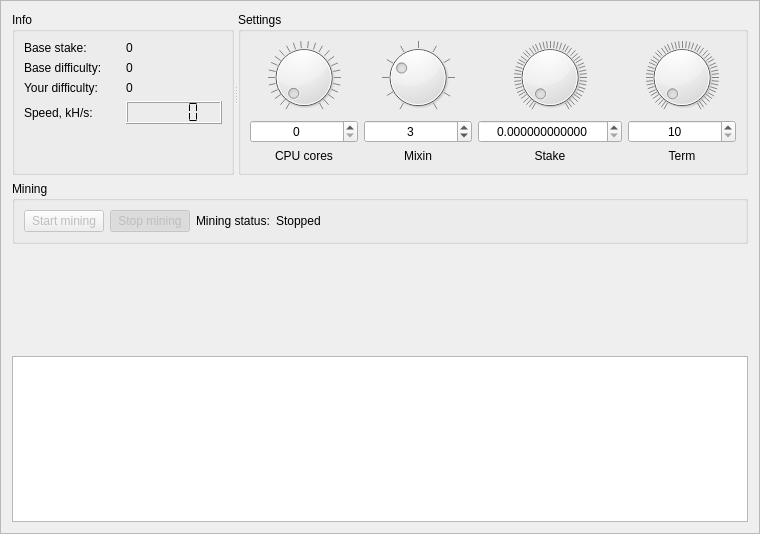
This is src/gui/ui/miningframe.ui in aivve/KarbowanecWallet as Qt 5 draws it before an edit. The edited form follows.
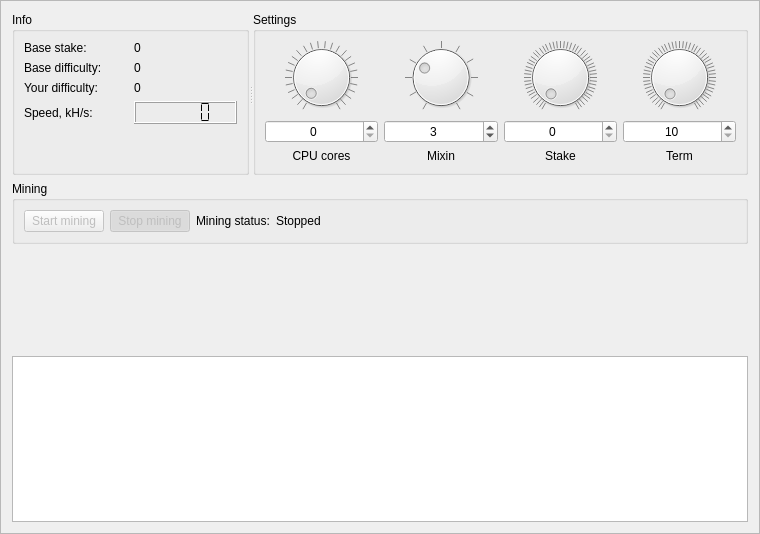
This is the edited form. Custom widgets are drawn as their Qt base class.

Commit message:
Now dials kinda work
TODO: make sure stake-term values are always valid

Diff of the .ui file:
```diff
--- a/src/gui/ui/miningframe.ui
+++ b/src/gui/ui/miningframe.ui
@@ -229,16 +229,10 @@
           </widget>
          </item>
          <item>
-          <widget class="QDoubleSpinBox" name="m_stakeAmountSpin">
+          <widget class="QSpinBox" name="m_stakeAmountSpin">
            <property name="alignment">
             <set>Qt::AlignCenter</set>
            </property>
-           <property name="decimals">
-            <number>12</number>
-           </property>
-           <property name="maximum">
-            <double>999999.99999999999</double>
-           </property>
           </widget>
          </item>
          <item>
```
Left out of the diff: 67 changed lines with no effect on the pictures. The commit also changes 2 other files.
